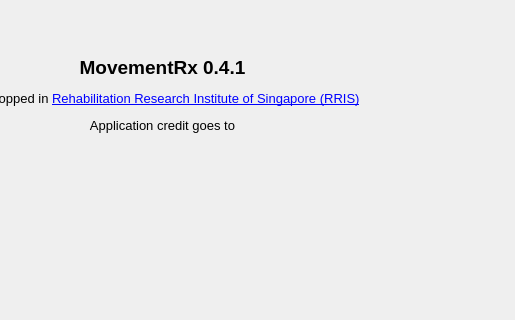
This is spmclient/ui/gui/xml/ui_about_dialogue.ui in aalhossary/MovementRx as Qt 5 draws it before an edit; both pictures show x 190 to 705 and y 0 to 320 of the 705 by 539 pixel window. The edited form follows.
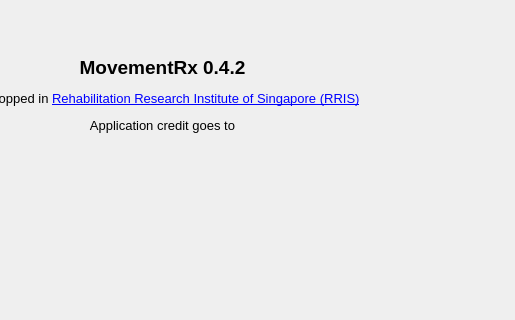
This is the edited form. Icons and pictures are not drawn.

What changed in the file:
```diff
--- a/spmclient/ui/gui/xml/ui_about_dialogue.ui
+++ b/spmclient/ui/gui/xml/ui_about_dialogue.ui
@@ -17,7 +17,7 @@
    <item row="0" column="0" colspan="2">
     <widget class="QLabel" name="label">
      <property name="text">
-      <string>&lt;html&gt;&lt;head/&gt;&lt;body&gt;&lt;p align=&quot;center&quot;&gt;&lt;span style=&quot; font-size:14pt; font-weight:600;&quot;&gt;MovementRx 0.4.1&lt;/span&gt;&lt;/p&gt;&lt;p align=&quot;center&quot;&gt;&lt;span style=&quot; font-size:10pt;&quot;&gt;Developped in &lt;/span&gt;&lt;a href=&quot;http://rris.ntu.edu.sg/&quot;&gt;&lt;span style=&quot; font-size:10pt; text-decoration: underline; color:#0000ff;&quot;&gt;Rehabilitation Research Institute of Singapore (RRIS)&lt;/span&gt;&lt;/a&gt;&lt;/p&gt;&lt;p align=&quot;center&quot;&gt;&lt;span style=&quot; font-size:10pt;&quot;&gt;Application credit goes to&lt;/span&gt;&lt;/p&gt;&lt;/body&gt;&lt;/html&gt;</string>
+      <string>&lt;html&gt;&lt;head/&gt;&lt;body&gt;&lt;p align=&quot;center&quot;&gt;&lt;span style=&quot; font-size:14pt; font-weight:600;&quot;&gt;MovementRx 0.4.2&lt;/span&gt;&lt;/p&gt;&lt;p align=&quot;center&quot;&gt;&lt;span style=&quot; font-size:10pt;&quot;&gt;Developped in &lt;/span&gt;&lt;a href=&quot;http://rris.ntu.edu.sg/&quot;&gt;&lt;span style=&quot; font-size:10pt; text-decoration: underline; color:#0000ff;&quot;&gt;Rehabilitation Research Institute of Singapore (RRIS)&lt;/span&gt;&lt;/a&gt;&lt;/p&gt;&lt;p align=&quot;center&quot;&gt;&lt;span style=&quot; font-size:10pt;&quot;&gt;Application credit goes to&lt;/span&gt;&lt;/p&gt;&lt;/body&gt;&lt;/html&gt;</string>
      </property>
     </widget>
    </item>
```
